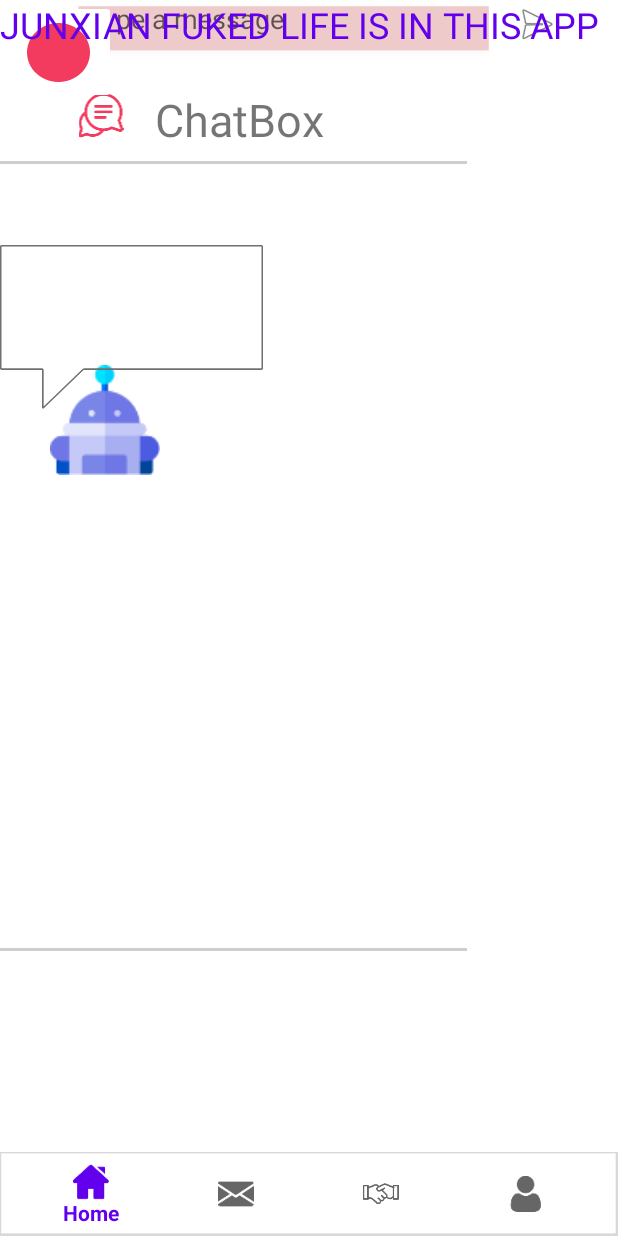
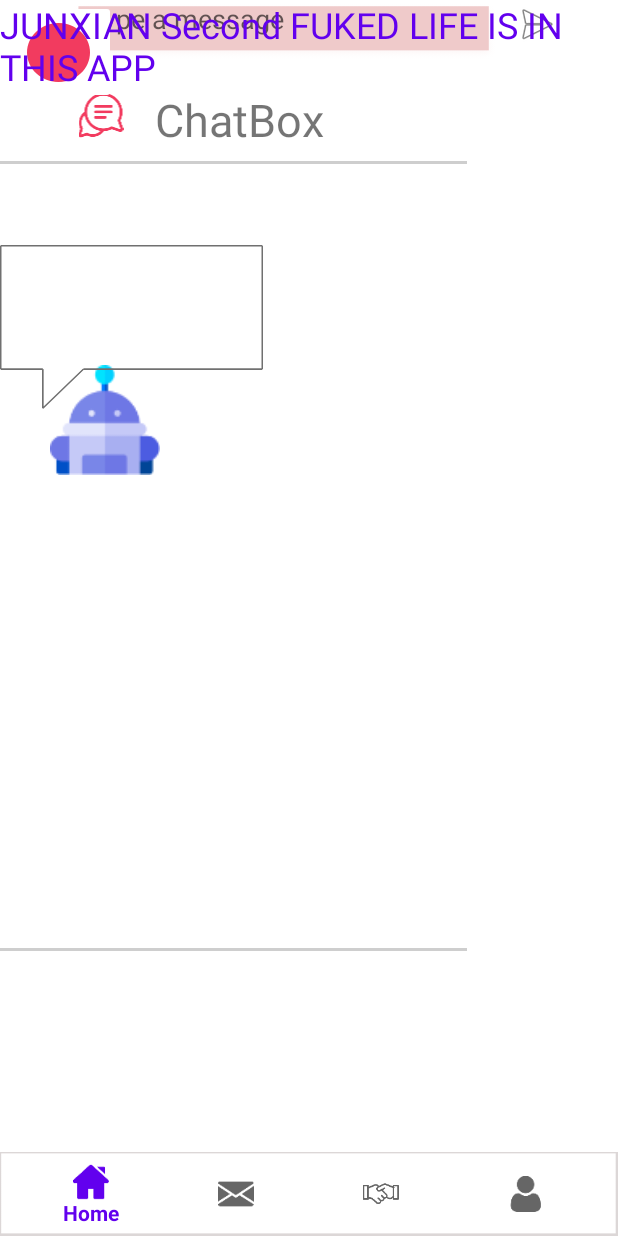
Before and after one commit to neijunxian/E-salon, an Android app: the fragment Fragment_message placed in its activity, on a phone screen of 412 x 824 dp. Run offline under Robolectric (Android 15) with nearby library versions, the phone set to English and light mode, and no system bars.

Commit message:
Commit by Jlich :))))) august 15 second

```diff
--- a/app/src/main/res/layout/fragment_message.xml
+++ b/app/src/main/res/layout/fragment_message.xml
@@ -130,9 +130,8 @@
     <TextView
         android:id="@+id/textView12"
         android:layout_width="wrap_content"
-        android:layout_height="wrap_content"
-        android:text="JUNXIAN FUKED LIFE IS IN THIS APP
-"
+        android:layout_height="228dp"
+        android:text="JUNXIAN Second FUKED LIFE IS IN THIS APP "
         android:textColor="@color/design_default_color_primary"
         android:textSize="24sp" />
 
```
